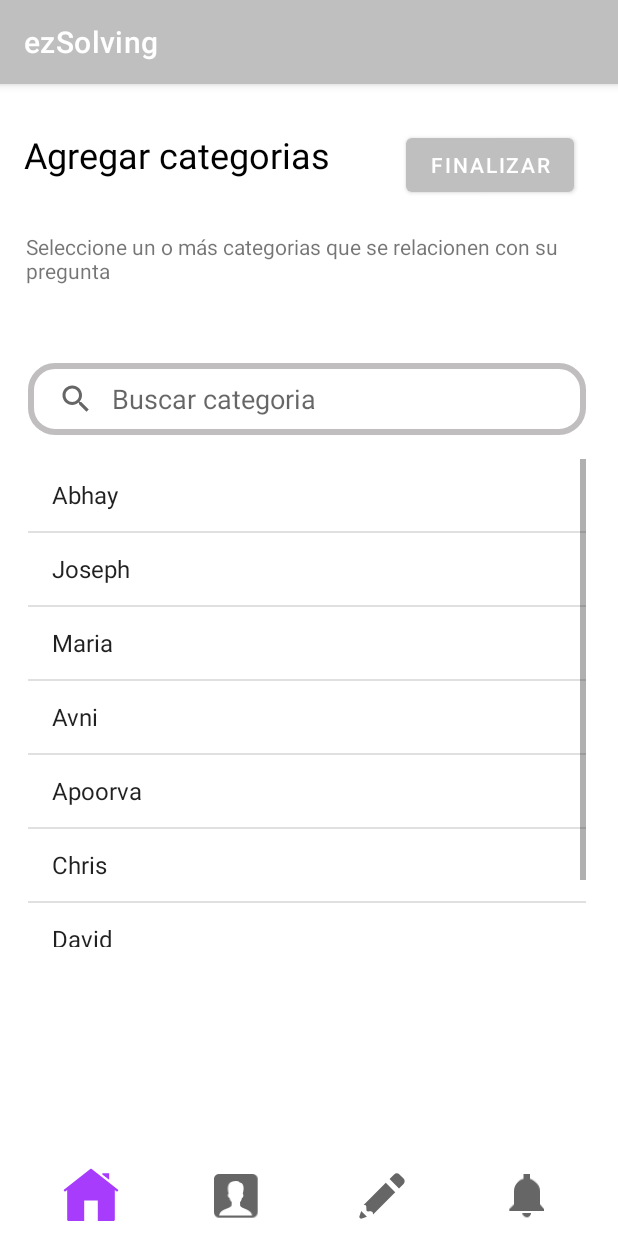
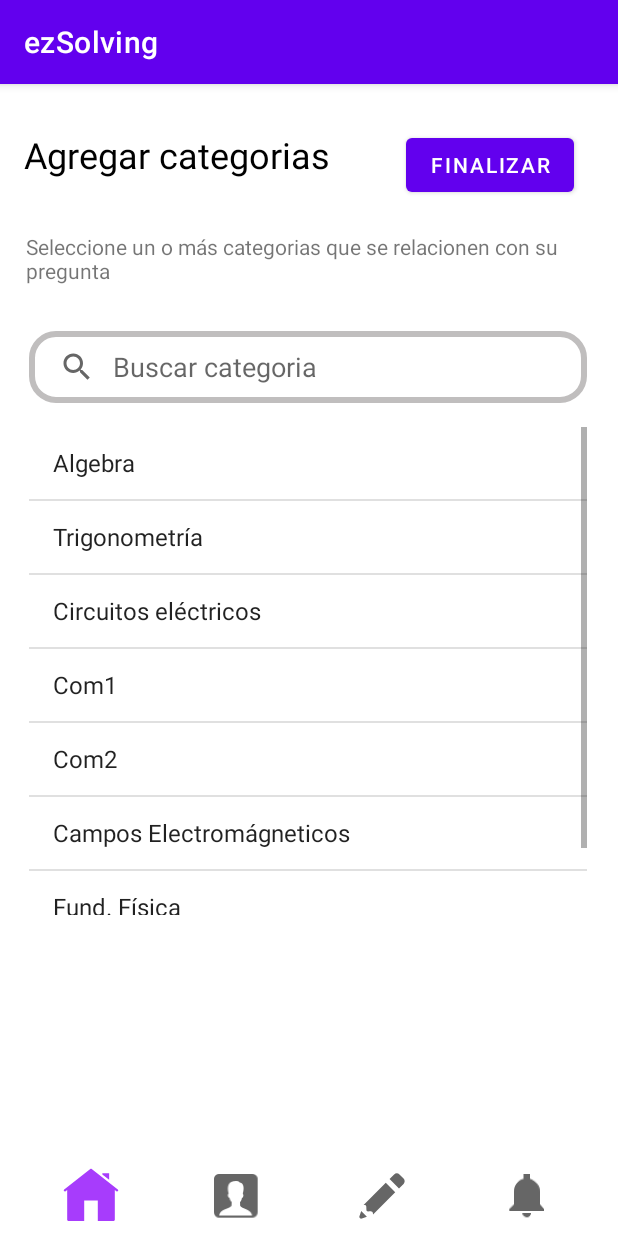
Before and after one commit to JoseAnthGarcia/EzSolving, an Android app: the ListaCategoriasActivity screen opened directly, with no data from a screen before it, on a phone screen of 412 x 824 dp. Run offline under Robolectric (Android 15) with nearby library versions, the phone set to English and light mode, and no system bars.

Commit message:
joham soquete jejeje

```diff
--- a/app/src/main/java/pe/edu/pucp/ezsolving/ListaCategoriasActivity.kt
+++ b/app/src/main/java/pe/edu/pucp/ezsolving/ListaCategoriasActivity.kt
@@ -21,8 +21,8 @@ class ListaCategoriasActivity : AppCompatActivity() {
         actionBar?.hide()
         setContentView(binding.root)
 
-        val user = arrayOf("Abhay","Joseph","Maria","Avni","Apoorva","Chris","David","Kaira","Dwayne","Christopher",
-            "Jim","Russel","Donald","Brack","Vladimir")
+        val user = arrayOf("Algebra","Trigonometría","Circuitos eléctricos", "Com1","Com2","Campos Electromágneticos","Fund. Física","Mecánica","Estática",
+        "Ing. de Redes Inalámbricas","Series y Transformadas","Ing. de Tráfico","SDN","Probabilidades","Cálculo Multivariable")
 
         val userAdapter : ArrayAdapter<String> = ArrayAdapter(
             this, R.layout.simple_list_item_1,
--- a/app/src/main/res/layout/final_publicacion.xml
+++ b/app/src/main/res/layout/final_publicacion.xml
@@ -70,7 +70,7 @@
         app:layout_constraintStart_toStartOf="parent"
         app:layout_constraintTop_toBottomOf="@+id/textView4"
         app:layout_constraintVertical_bias="0.0"
-        app:srcCompat="@drawable/campos" />
+        app:srcCompat="@drawable/campos2" />
 
     <ImageView
         android:id="@+id/img_user_1"
@@ -176,8 +176,11 @@
         android:id="@+id/constraintLayout3"
         android:layout_width="match_parent"
         android:layout_height="54dp"
-        tools:layout_editor_absoluteX="16dp"
-        tools:layout_editor_absoluteY="548dp">
+        android:layout_marginStart="4dp"
+        app:layout_constraintBottom_toBottomOf="parent"
+        app:layout_constraintStart_toStartOf="parent"
+        app:layout_constraintTop_toTopOf="parent"
+        app:layout_constraintVertical_bias="1.0">
 
         <ImageButton
             android:id="@+id/bt_home"
--- a/app/src/main/res/layout/lista_categorias.xml
+++ b/app/src/main/res/layout/lista_categorias.xml
@@ -7,14 +7,91 @@
     android:background="#FFFFFF"
     tools:context=".MainActivity">
 
+    <TextView
+        android:id="@+id/tv_likes_1"
+        android:layout_width="wrap_content"
+        android:layout_height="wrap_content"
+        android:text="Agregar categorias"
+        android:textColor="#000000"
+        android:textSize="24sp"
+        app:layout_constraintBottom_toBottomOf="parent"
+        app:layout_constraintEnd_toEndOf="parent"
+        app:layout_constraintHorizontal_bias="0.076"
+        app:layout_constraintStart_toStartOf="parent"
+        app:layout_constraintTop_toTopOf="parent"
+        app:layout_constraintVertical_bias="0.042" />
+
+    <Button
+        android:id="@+id/button"
+        android:layout_width="wrap_content"
+        android:layout_height="wrap_content"
+        android:text="Finalizar"
+        app:layout_constraintBottom_toBottomOf="parent"
+        app:layout_constraintEnd_toEndOf="parent"
+        app:layout_constraintHorizontal_bias="0.637"
+        app:layout_constraintStart_toEndOf="@+id/tv_likes_1"
+        app:layout_constraintTop_toTopOf="parent"
+        app:layout_constraintVertical_bias="0.042" />
+
+    <TextView
+        android:id="@+id/tv_dislikes_1"
+        android:layout_width="365dp"
+        android:layout_height="36dp"
+        android:text="Seleccione un o más categorias que se relacionen con su pregunta"
+        app:layout_constraintBottom_toBottomOf="parent"
+        app:layout_constraintEnd_toEndOf="parent"
+        app:layout_constraintHorizontal_bias="0.369"
+        app:layout_constraintStart_toStartOf="parent"
+        app:layout_constraintTop_toBottomOf="@+id/tv_likes_1"
+        app:layout_constraintVertical_bias="0.053" />
+
+    <LinearLayout
+        android:id="@+id/linearLayout"
+        android:layout_width="404dp"
+        android:layout_height="419dp"
+        android:orientation="vertical"
+        app:layout_constraintBottom_toTopOf="@+id/constraintLayout3"
+        app:layout_constraintEnd_toEndOf="parent"
+        app:layout_constraintHorizontal_bias="0.428"
+        app:layout_constraintStart_toStartOf="parent"
+        app:layout_constraintTop_toBottomOf="@+id/tv_dislikes_1"
+        app:layout_constraintVertical_bias="0.0">
+
+        <SearchView
+            android:id="@+id/searchView"
+            android:layout_width="match_parent"
+            android:layout_height="wrap_content"
+            android:layout_marginHorizontal="16dp"
+            android:layout_marginTop="30dp"
+            android:layout_marginBottom="16dp"
+            android:background="@drawable/searchview_backgound"
+            android:iconifiedByDefault="false"
+            android:queryBackground="@android:color/transparent"
+            android:queryHint="Buscar categoria">
+
+        </SearchView>
+
+        <ListView
+            android:id="@+id/userList1"
+            android:layout_width="match_parent"
+            android:layout_height="455dp"
+            android:layout_marginStart="16dp"
+            android:layout_marginEnd="16dp"
+            android:listSelector="@color/purple_200">
+
+        </ListView>
+
+
+    </LinearLayout>
+
     <androidx.constraintlayout.widget.ConstraintLayout
         android:id="@+id/constraintLayout3"
         android:layout_width="match_parent"
         android:layout_height="54dp"
         app:layout_constraintBottom_toBottomOf="parent"
-        app:layout_constraintEnd_toEndOf="parent"
-        app:layout_constraintHorizontal_bias="0.0"
-        app:layout_constraintStart_toStartOf="parent">
+        app:layout_constraintTop_toTopOf="parent"
+        app:layout_constraintVertical_bias="1.0"
+        tools:layout_editor_absoluteX="17dp">
 
         <ImageButton
             android:id="@+id/bt_home"
@@ -70,78 +147,4 @@
 
     </androidx.constraintlayout.widget.ConstraintLayout>
 
-    <TextView
-        android:id="@+id/tv_likes_1"
-        android:layout_width="wrap_content"
-        android:layout_height="wrap_content"
-        android:text="Agregar categorias"
-        android:textColor="#000000"
-        android:textSize="24sp"
-        app:layout_constraintBottom_toBottomOf="parent"
-        app:layout_constraintEnd_toEndOf="parent"
-        app:layout_constraintHorizontal_bias="0.076"
-        app:layout_constraintStart_toStartOf="parent"
-        app:layout_constraintTop_toTopOf="parent"
-        app:layout_constraintVertical_bias="0.042" />
-
-    <Button
-        android:id="@+id/button"
-        android:layout_width="wrap_content"
-        android:layout_height="wrap_content"
-        android:text="Finalizar"
-        app:layout_constraintBottom_toBottomOf="parent"
-        app:layout_constraintEnd_toEndOf="parent"
-        app:layout_constraintHorizontal_bias="0.637"
-        app:layout_constraintStart_toEndOf="@+id/tv_likes_1"
-        app:layout_constraintTop_toTopOf="parent"
-        app:layout_constraintVertical_bias="0.042" />
-
-    <TextView
-        android:id="@+id/tv_dislikes_1"
-        android:layout_width="365dp"
-        android:layout_height="36dp"
-        android:text="Seleccione un o más categorias que se relacionen con su pregunta"
-        app:layout_constraintBottom_toBottomOf="parent"
-        app:layout_constraintEnd_toEndOf="parent"
-        app:layout_constraintHorizontal_bias="0.369"
-        app:layout_constraintStart_toStartOf="parent"
-        app:layout_constraintTop_toBottomOf="@+id/tv_likes_1"
-        app:layout_constraintVertical_bias="0.053" />
-
-    <LinearLayout
-        android:layout_width="404dp"
-        android:layout_height="419dp"
-        android:orientation="vertical"
-        app:layout_constraintBottom_toBottomOf="parent"
-        app:layout_constraintEnd_toEndOf="parent"
-        app:layout_constraintHorizontal_bias="0.373"
-        app:layout_constraintStart_toStartOf="parent"
-        app:layout_constraintTop_toBottomOf="@+id/tv_dislikes_1"
-        app:layout_constraintVertical_bias="0.099">
-
-        <SearchView
-            android:id="@+id/searchView"
-            android:layout_width="match_parent"
-            android:layout_height="wrap_content"
-            android:layout_marginHorizontal="16dp"
-            android:layout_marginTop="30dp"
-            android:layout_marginBottom="16dp"
-            android:background="@drawable/searchview_backgound"
-            android:iconifiedByDefault="false"
-            android:queryBackground="@android:color/transparent"
-            android:queryHint="Buscar categoria">
-
-        </SearchView>
-
-        <ListView
-            android:id="@+id/userList1"
-            android:layout_width="match_parent"
-            android:layout_height="455dp"
-            android:layout_marginStart="16dp"
-            android:layout_marginEnd="16dp"
-            android:listSelector="@color/purple_200" />
-
-
-    </LinearLayout>
-
 </androidx.constraintlayout.widget.ConstraintLayout>
--- a/app/src/main/res/values/themes.xml
+++ b/app/src/main/res/values/themes.xml
@@ -2,7 +2,7 @@
     <!-- Base application theme. -->
     <style name="Theme.EzSolving" parent="Theme.MaterialComponents.DayNight.DarkActionBar">
         <!-- Primary brand color. -->
-        <item name="colorPrimary">#BFBFBF</item>
+        <item name="colorPrimary">@color/purple_500</item>
         <item name="colorPrimaryVariant">@color/purple_700</item>
         <item name="colorOnPrimary">@color/white</item>
         <!-- Secondary brand color. -->
```
Also changed, not shown: app/src/main/res/drawable/campos2.png (added).
